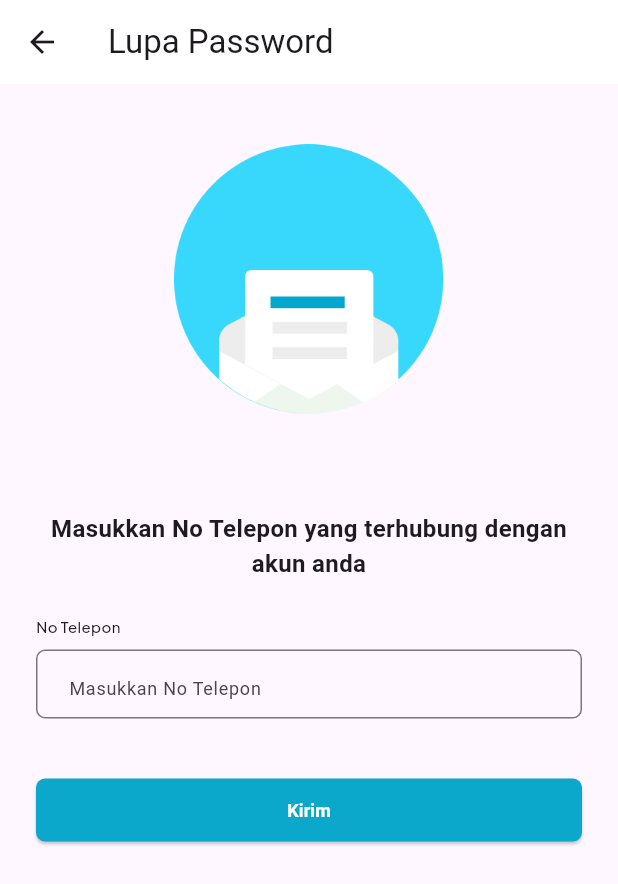
After one commit to RezkiArifin/project_ancol, a Flutter app: the screen it shows after launch, after a tap on "Lupa password?", on a phone screen of 412 x 824 dp. The commit adds this screen. Shown: the top 884 px of the screen. Run offline on Flutter 3.47's test engine with Material 2 defaults, Android fonts, the phone set to English and light mode, and no system bars; our stand-ins replace carousel_slider, google_fonts, syncfusion_flutter_datepicker.

Commit message:
slicing lupa pass screen

```diff
--- a/lib/screens/auth/login_screen.dart
+++ b/lib/screens/auth/login_screen.dart
@@ -3,6 +3,7 @@ import 'package:flutter/material.dart';
 
 import '../../main.dart';
 import '../../widget/global/text_field_global_widget.dart';
+import 'lupa_password_screen.dart';
 
 class LoginScreen extends StatelessWidget {
   const LoginScreen({super.key});
@@ -13,6 +14,7 @@ class LoginScreen extends StatelessWidget {
       body: SafeArea(
         child: Padding(
           padding: const EdgeInsets.only(top: 46),
+          child: SingleChildScrollView(
             child: Column(
               crossAxisAlignment: CrossAxisAlignment.start,
               children: [
@@ -60,17 +62,26 @@ class LoginScreen extends StatelessWidget {
                     decoration: InputDecoration(),
                   ),
                 ),
-              const Padding(
-                padding: EdgeInsets.only(right: 24),
+                Padding(
+                  padding: const EdgeInsets.only(right: 24),
                   child: Row(
                     mainAxisAlignment: MainAxisAlignment.end,
                     children: [
-                    Text(
+                      InkWell(
+                        onTap: () {
+                          Navigator.of(context).push(
+                            MaterialPageRoute(
+                              builder: (context) => const LupaPasswordScreen(),
+                            ),
+                          );
+                        },
+                        child: const Text(
                           "Lupa password?",
                           style: TextStyle(
                               fontWeight: FontWeight.w600,
                               fontSize: 10,
                               color: Color(0xff01A7CC)),
+                        ),
                       )
                     ],
                   ),
@@ -85,7 +96,8 @@ class LoginScreen extends StatelessWidget {
                     height: 42,
                     child: ElevatedButton(
                       style: ElevatedButton.styleFrom(
-                      backgroundColor: const Color.fromARGB(255, 12, 168, 203),
+                        backgroundColor:
+                            const Color.fromARGB(255, 12, 168, 203),
                         shape: RoundedRectangleBorder(
                           borderRadius: BorderRadius.circular(6),
                         ),
@@ -114,7 +126,8 @@ class LoginScreen extends StatelessWidget {
                   children: [
                     Text(
                       "Belum punya akun?",
-                    style: TextStyle(fontWeight: FontWeight.w400, fontSize: 12),
+                      style:
+                          TextStyle(fontWeight: FontWeight.w400, fontSize: 12),
                     ),
                     Text(
                       "Daftar",
@@ -129,6 +142,7 @@ class LoginScreen extends StatelessWidget {
             ),
           ),
         ),
+      ),
     );
   }
 }
--- /dev/null
+++ b/lib/screens/auth/lupa_password_screen.dart
@@ -0,0 +1,90 @@
+import 'package:flutter/material.dart';
+
+import '../../widget/global/text_field_global_widget.dart';
+
+class LupaPasswordScreen extends StatelessWidget {
+  const LupaPasswordScreen({super.key});
+
+  @override
+  Widget build(BuildContext context) {
+    return Scaffold(
+      appBar: AppBar(
+        elevation: 0,
+        backgroundColor: Colors.white,
+        title: const Text('Lupa Password'),
+      ),
+      body: SingleChildScrollView(
+        child: Column(
+          crossAxisAlignment: CrossAxisAlignment.start,
+          children: [
+            const SizedBox(
+              height: 40,
+            ),
+            Center(
+              child: Image.asset(
+                "assets/images/lupa-pass.png",
+                width: 180,
+                height: 180,
+              ),
+            ),
+            const SizedBox(
+              height: 65,
+            ),
+            const Center(
+              child: Text(
+                "Masukkan No Telepon yang terhubung dengan\nakun anda",
+                style: TextStyle(
+                  fontWeight: FontWeight.w600,
+                  fontSize: 16,
+                ),
+                textAlign: TextAlign.center,
+              ),
+            ),
+            const Padding(
+              padding: EdgeInsets.all(24),
+              child: TextFieldWidget(
+                height: 46,
+                title: "No Telepon",
+                isValidTextField: true,
+                errorMessage: "",
+                hintText: "Masukkan No Telepon",
+                decoration: InputDecoration(),
+              ),
+            ),
+            const SizedBox(
+              height: 16,
+            ),
+            Padding(
+              padding: const EdgeInsets.symmetric(horizontal: 24),
+              child: SizedBox(
+                width: double.infinity,
+                height: 42,
+                child: ElevatedButton(
+                  style: ElevatedButton.styleFrom(
+                    backgroundColor: const Color.fromARGB(255, 12, 168, 203),
+                    shape: RoundedRectangleBorder(
+                      borderRadius: BorderRadius.circular(6),
+                    ),
+                    padding: const EdgeInsets.symmetric(horizontal: 6),
+                  ),
+                  onPressed: () {
+                    // Navigator.of(context).push(MaterialPageRoute(
+                    //     builder: (context) =>
+                    //         const BottomNavigationBarExample()));
+                  },
+                  child: const Text(
+                    'Kirim',
+                    style: TextStyle(
+                        color: Colors.white,
+                        fontWeight: FontWeight.w600,
+                        fontSize: 12),
+                  ),
+                ),
+              ),
+            ),
+          ],
+        ),
+      ),
+    );
+  }
+}
```
Also changed, not shown: assets/images/lupa-pass.png (added). Lines whose indentation alone changed are shown as unchanged.
